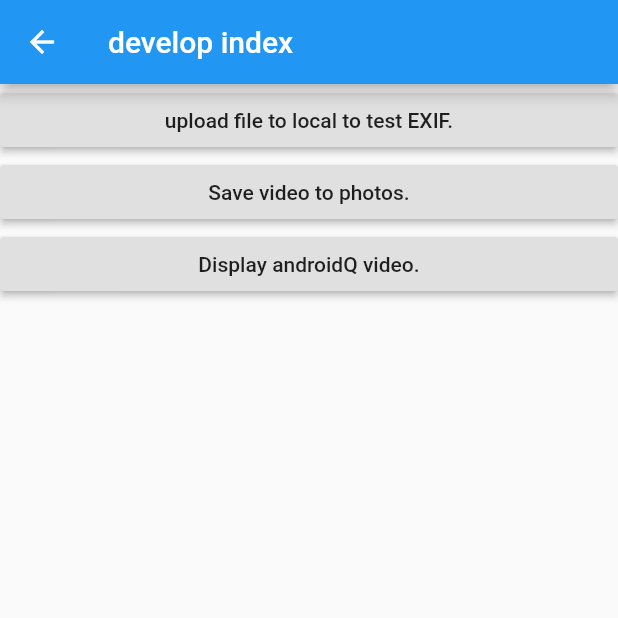
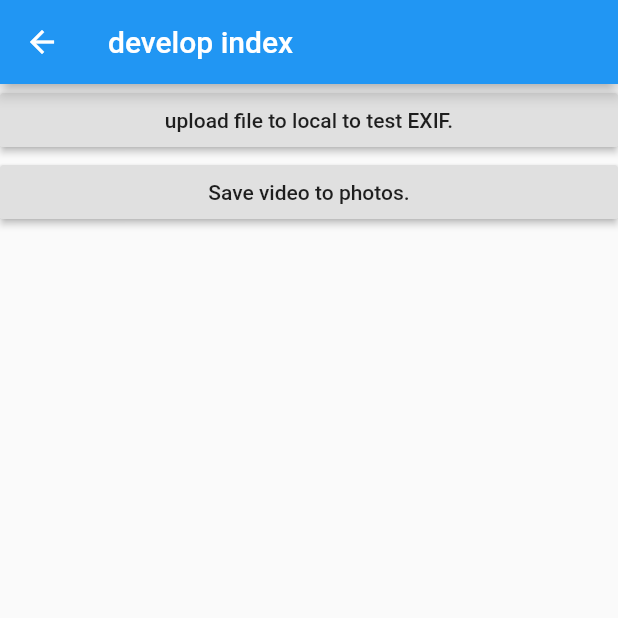
Before and after one commit to fluttercandies/flutter_photo_manager, a Flutter app: the screen it shows after launch, after a tap on "For Developer page", on a phone screen of 412 x 824 dp, the top half of it. Run offline on Flutter 3.47's test engine with Material 2 defaults, Android fonts, the phone set to English and light mode, and no system bars; drawn by our look-alikes of oktoast; our stand-ins replace video_player.

Commit message:
Remove developer pages.

```diff
--- a/example/lib/page/develop_index_page.dart
+++ b/example/lib/page/develop_index_page.dart
@@ -4,8 +4,6 @@ import 'dart:io';
 import 'package:flutter/material.dart';
 import 'package:http/http.dart' as http;
 import 'package:photo_manager/photo_manager.dart';
-
-import 'video_page.dart';
 
 class DeveloperIndexPage extends StatefulWidget {
   @override
@@ -28,15 +26,6 @@ class _DeveloperIndexPageState extends State<DeveloperIndexPage> {
           RaisedButton(
             child: Text("Save video to photos."),
             onPressed: _saveVideo,
-          ),
-          RaisedButton(
-            child: Text("Display androidQ video."),
-            onPressed: () => Navigator.push(
-              context,
-              MaterialPageRoute(
-                builder: (_) => VidePage(),
-              ),
-            ),
           ),
         ],
       ),
--- a/example/pubspec.yaml
+++ b/example/pubspec.yaml
@@ -26,7 +26,6 @@ dependencies:
   provider: ^3.1.0
   video_player: ^0.10.0
   http: ^0.12.0+4
-  flutter_ijkplayer: ^0.3.5+1
 
 dev_dependencies:
   flutter_test:
```
Also changed, not shown: example/lib/page/video_page.dart (deleted, +0 -42 lines).
